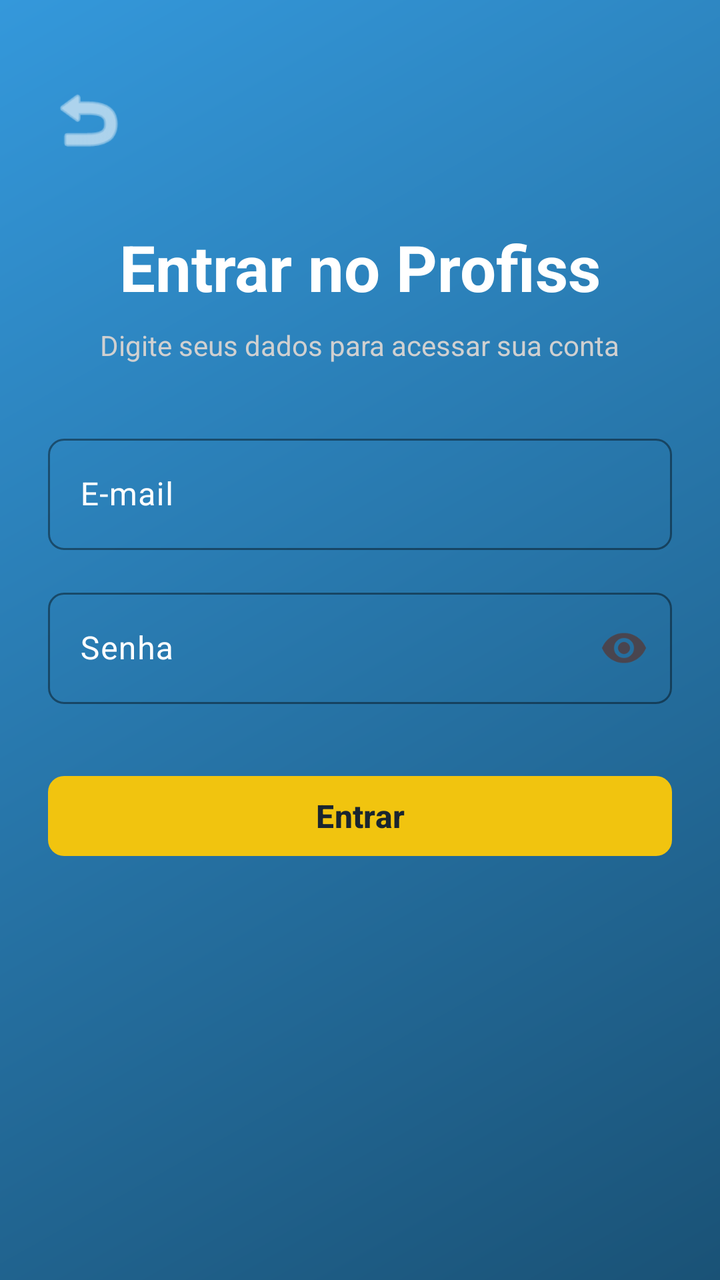
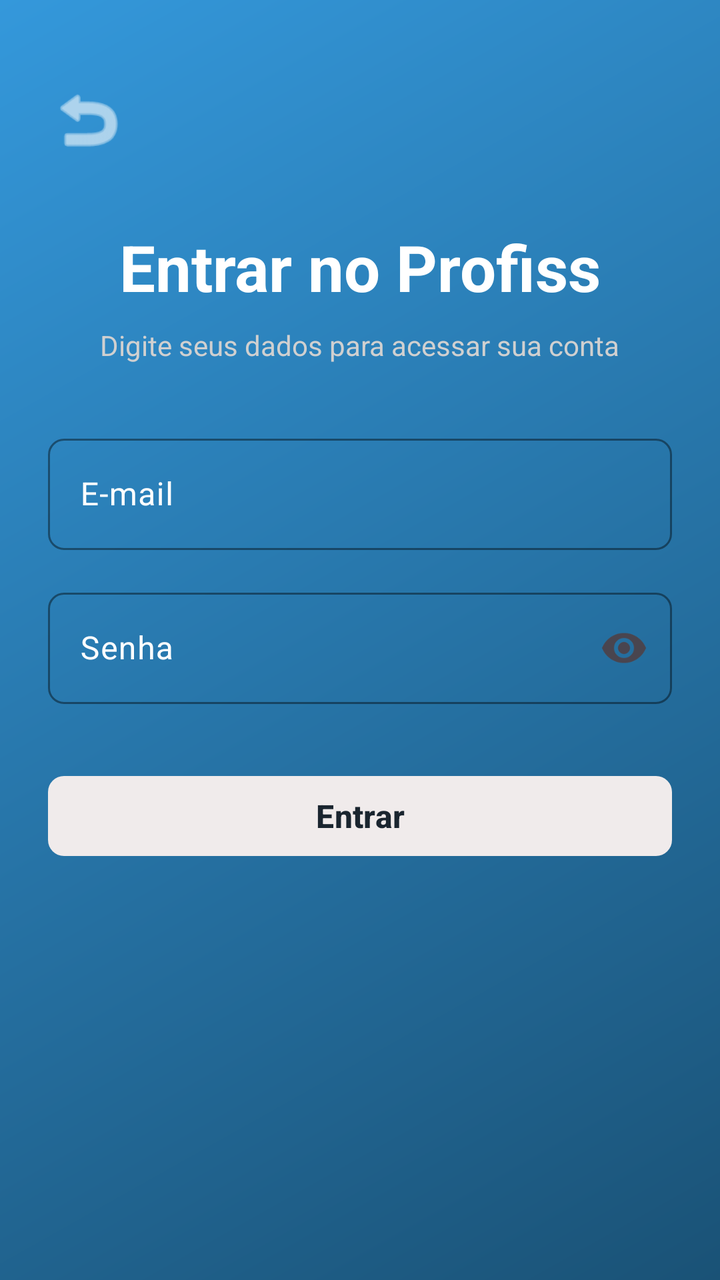

Compare the two renders of this Android layout. The source of the first and the diff that turns it into the second are given below.
<!-- AndroidManifest.xml: application theme Theme.Profiss -->
<!-- res/layout/activity_login.xml -->
<?xml version="1.0" encoding="utf-8"?>
<androidx.constraintlayout.widget.ConstraintLayout
    xmlns:android="http://schemas.android.com/apk/res/android"
    xmlns:app="http://schemas.android.com/apk/res-auto"
    xmlns:tools="http://schemas.android.com/tools"
    android:layout_width="match_parent"
    android:layout_height="match_parent"
    android:background="@drawable/gradient_bg"
    android:padding="24dp"
    tools:context=".LoginActivity">

    
    <ImageView
        android:id="@+id/btnBack"
        android:layout_width="40dp"
        android:layout_height="40dp"
        android:layout_marginTop="16dp"
        android:src="@android:drawable/ic_menu_revert"
        app:tint="#FFFFFF"
        android:clickable="true"
        android:focusable="true"
        android:importantForAccessibility="no"
        app:layout_constraintStart_toStartOf="parent"
        app:layout_constraintTop_toTopOf="parent" />

    
    <TextView
        android:id="@+id/tvLoginTitle"
        android:layout_width="wrap_content"
        android:layout_height="wrap_content"
        android:layout_marginTop="32dp"
        android:text="Entrar no Profiss"
        android:textColor="#FFFFFF"
        android:textSize="32sp"
        android:textStyle="bold"
        app:layout_constraintEnd_toEndOf="parent"
        app:layout_constraintStart_toStartOf="parent"
        app:layout_constraintTop_toBottomOf="@+id/btnBack" />

    
    <TextView
        android:id="@+id/tvLoginSub"
        android:layout_width="wrap_content"
        android:layout_height="wrap_content"
        android:layout_marginTop="8dp"
        android:text="Digite seus dados para acessar sua conta"
        android:textColor="#D0D0D0"
        android:textSize="14sp"
        app:layout_constraintEnd_toEndOf="parent"
        app:layout_constraintStart_toStartOf="parent"
        app:layout_constraintTop_toBottomOf="@+id/tvLoginTitle" />

    
    <com.google.android.material.textfield.TextInputLayout
        android:id="@+id/tilEmail"
        android:layout_width="match_parent"
        android:layout_height="wrap_content"
        android:layout_marginTop="32dp"
        android:hint="E-mail"
        android:textColorHint="#FFFFFF"
        app:boxBackgroundMode="outline"
        app:boxCornerRadiusTopStart="8dp"
        app:boxCornerRadiusTopEnd="8dp"
        app:boxCornerRadiusBottomStart="8dp"
        app:boxCornerRadiusBottomEnd="8dp"
        app:boxStrokeColor="#FFFFFF"
        app:boxStrokeErrorColor="#FF6B6B"
        app:layout_constraintTop_toBottomOf="@+id/tvLoginSub">

        <com.google.android.material.textfield.TextInputEditText
            android:id="@+id/etEmail"
            android:layout_width="match_parent"
            android:layout_height="wrap_content"
            android:inputType="textEmailAddress"
            android:textColor="#FFFFFF"
            android:textColorHint="#B0B0B0" />
    </com.google.android.material.textfield.TextInputLayout>

    
    <com.google.android.material.textfield.TextInputLayout
        android:id="@+id/tilPassword"
        android:layout_width="match_parent"
        android:layout_height="wrap_content"
        android:layout_marginTop="16dp"
        android:hint="Senha"
        android:textColorHint="#FFFFFF"
        app:boxBackgroundMode="outline"
        app:boxCornerRadiusTopStart="8dp"
        app:boxCornerRadiusTopEnd="8dp"
        app:boxCornerRadiusBottomStart="8dp"
        app:boxCornerRadiusBottomEnd="8dp"
        app:boxStrokeColor="#FFFFFF"
        app:boxStrokeErrorColor="#FF6B6B"
        app:endIconMode="password_toggle"
        app:layout_constraintTop_toBottomOf="@+id/tilEmail">

        <com.google.android.material.textfield.TextInputEditText
            android:id="@+id/etPassword"
            android:layout_width="match_parent"
            android:layout_height="wrap_content"
            android:inputType="textPassword"
            android:textColor="#FFFFFF"
            android:textColorHint="#B0B0B0" />
    </com.google.android.material.textfield.TextInputLayout>

    
    <com.google.android.material.button.MaterialButton
        android:id="@+id/btnLoginAction"
        android:layout_width="match_parent"
        android:layout_height="wrap_content"
        android:layout_marginTop="32dp"
        android:text="Entrar"
        android:textColor="#1A252F"
        android:textSize="16sp"
        android:textStyle="bold"
        app:backgroundTint="#F1C40F"
        app:cornerRadius="8dp"
        app:layout_constraintTop_toBottomOf="@+id/tilPassword" />

</androidx.constraintlayout.widget.ConstraintLayout>
<!-- resources referenced by this layout -->
<resources>
  <!-- drawable gradient_bg (drawable) -->
  <?xml version="1.0" encoding="utf-8"?>
  <shape xmlns:android="http://schemas.android.com/apk/res/android">
      <gradient
          android:startColor="#3498DB"
          android:endColor="#1A5276"
          android:angle="315" />
  </shape>
  <style name="Theme.Profiss" parent="Theme.Material3.DayNight.NoActionBar">
          <item name="colorPrimary">@color/blue_primary</item>
          <item name="android:statusBarColor">@android:color/transparent</item>
          <item name="android:navigationBarColor">@android:color/transparent</item>
      </style>
  <color name="blue_primary">#3498DB</color>
</resources>

<!-- the commit's change to res/layout/activity_login.xml (unified diff, before → after) -->
@@ -113,7 +113,7 @@
         android:textColor="#1A252F"
         android:textSize="16sp"
         android:textStyle="bold"
-        app:backgroundTint="#F1C40F"
+        app:backgroundTint="#F0EBEB"
         app:cornerRadius="8dp"
         app:layout_constraintTop_toBottomOf="@+id/tilPassword" />
 
